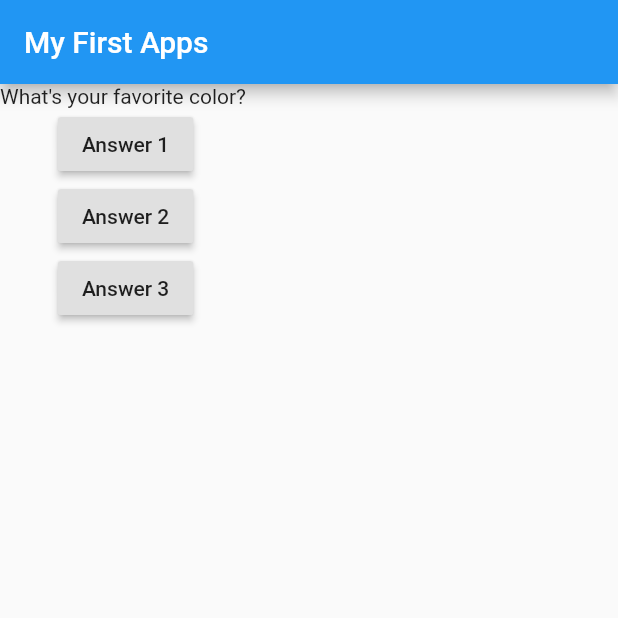
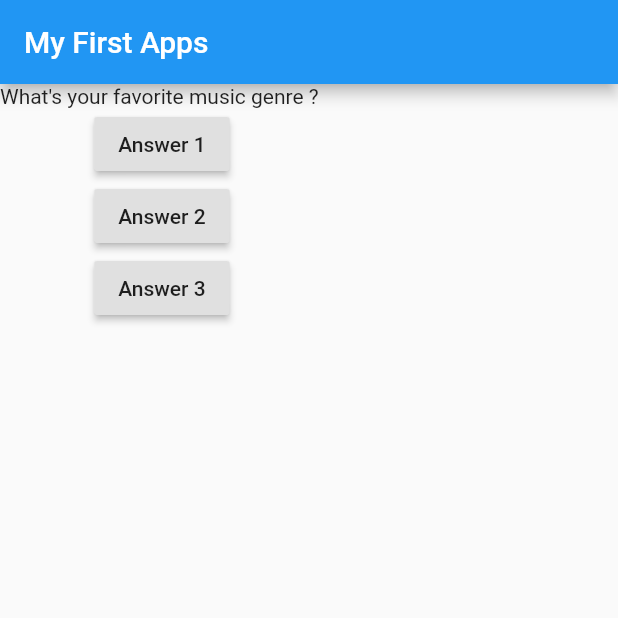
Before and after one commit to AlwiM26/Udemy-BasicFlutter, a Flutter app: the screen it shows after launch, after a tap on "Answer 1", on a phone screen of 412 x 824 dp, the top half of it. Run offline on Flutter 3.47's test engine with Material 2 defaults, Android fonts, the phone set to English and light mode, and no system bars.

Commit message:
Change MyApp Widget into statefulWidget to change the text value

```diff
--- a/lib/main.dart
+++ b/lib/main.dart
@@ -3,14 +3,25 @@ import 'package:flutter/material.dart';
 void main() => runApp(MyApp());
 
 //  Root Widget
-class MyApp extends StatelessWidget {
+//  Change the statelesswidget superclass with statefulwidget so we can change any value of a widget
+class MyApp extends StatefulWidget {
+  @override
+  //  Create State for MyApp class
+  State<StatefulWidget> createState() => MyAppState();
+}
+
+//  State Widget for MyApp Widget
+//  State is used to store all the data that'll be changed
+class MyAppState extends State<MyApp>{
+  //  List of questions with type of String
+  List<String> questions = [
+    'What\'s your favorite color? ',
+    'What\'s your favorite music genre ? ',
+  ];
+  int questionIndex = 0;
+
   @override
   Widget build(BuildContext c) {
-    //  List of questions with type of String
-    List<String> questions = [
-      'What\'s your favorite color? ',
-      'What\'s your favorite music genre ? ',
-    ];
     return MaterialApp(
       title: 'My App',
       home: Scaffold(
@@ -21,7 +32,7 @@ class MyApp extends StatelessWidget {
         body: Column(
           //  Put all the widget that we want inside the angle bracket '[]'
           children: [
-            Text(questions[0]),
+            Text(questions[questionIndex]),
             RaisedButton(
               //  On a button, onPressed property takes a void type function as a arguments
               onPressed: answerQuestion,
@@ -45,6 +56,11 @@ class MyApp extends StatelessWidget {
   }
 
   void answerQuestion() {
-    print('Question 1 is answered!');
+    //  When button is pressed, the text will not be change at the exact time
+    //  So we have to wrap the change questionIndex inside of setState function to change the value
+    //  setState force flutter to re render the apps to change the value
+    setState(() {
+      questionIndex += 1;
+    });
   }
 }
```
